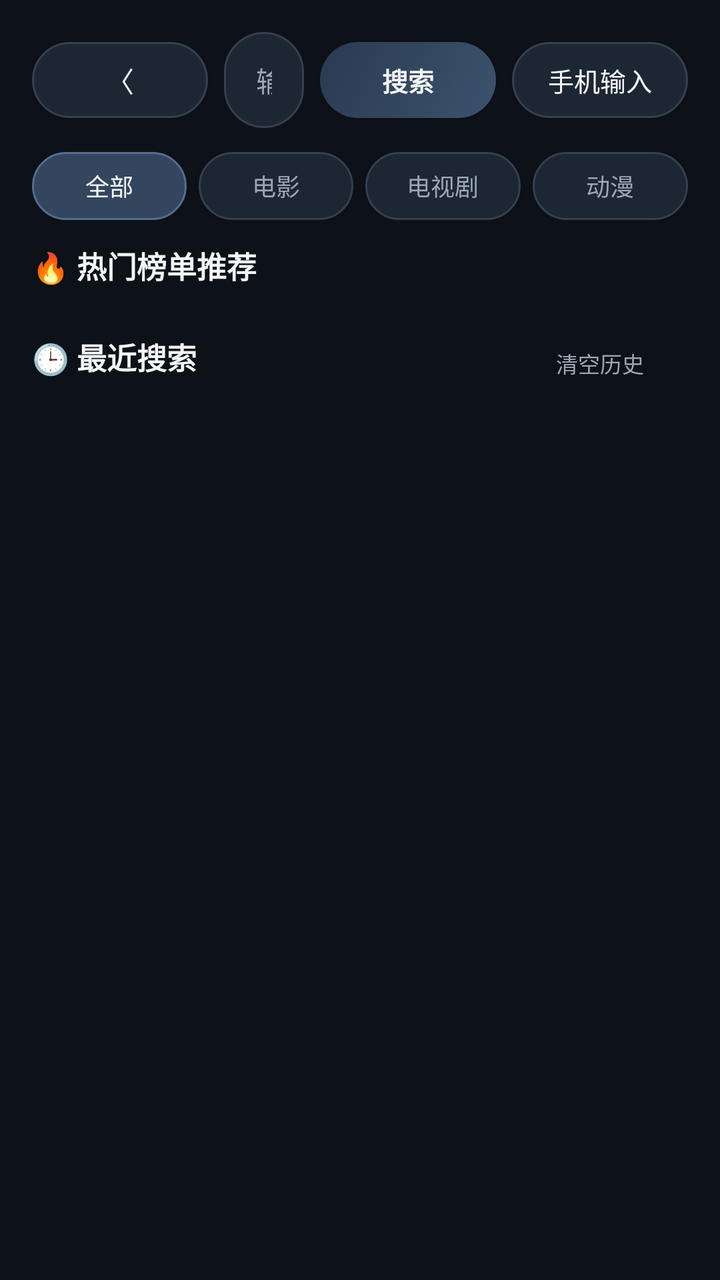
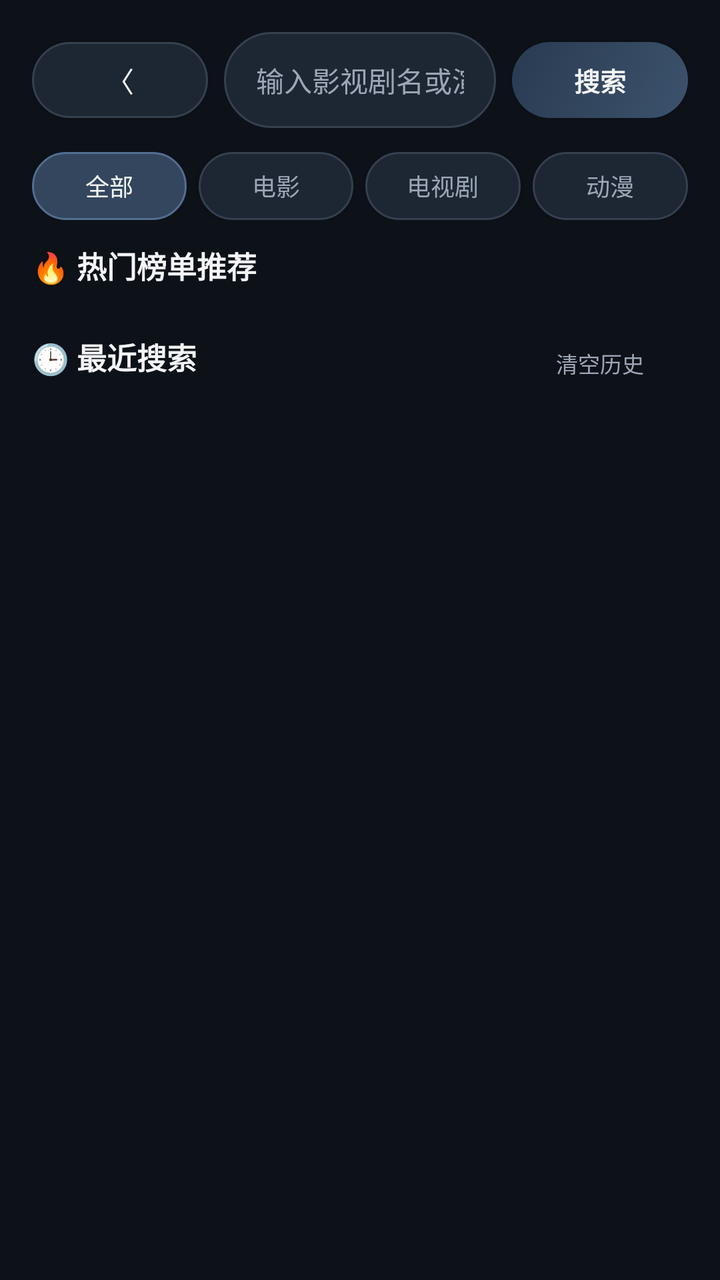

An Android layout rendered at two revisions. The XML below is the earlier revision; the diff shows what the commit changed to produce the second picture.
<!-- AndroidManifest.xml: application theme Theme.HMVideo -->
<!-- res/layout/activity_search.xml -->
<?xml version="1.0" encoding="utf-8"?>
<LinearLayout xmlns:android="http://schemas.android.com/apk/res/android"
    android:layout_width="match_parent"
    android:layout_height="match_parent"
    android:orientation="vertical"
    android:background="@color/bg_main"
    android:padding="16dp">

    
    <LinearLayout
        android:layout_width="match_parent"
        android:layout_height="48dp"
        android:orientation="horizontal"
        android:gravity="center_vertical">

        <Button
            android:id="@+id/search_btn_back"
            android:layout_width="wrap_content"
            android:layout_height="38dp"
            android:background="@drawable/bg_pill"
            android:text="〈"
            android:textColor="@color/text_white"
            android:textSize="14sp"
            android:paddingStart="12dp"
            android:paddingEnd="12dp" />

        <EditText
            android:id="@+id/search_edit_text"
            android:layout_width="0dp"
            android:layout_height="match_parent"
            android:layout_weight="1"
            android:layout_marginStart="8dp"
            android:layout_marginEnd="8dp"
            android:background="@drawable/bg_search_box"
            android:hint="输入影视剧名或演员关键字…"
            android:textColorHint="@color/text_muted"
            android:textColor="@color/text_white"
            android:textSize="14sp"
            android:paddingStart="16dp"
            android:paddingEnd="16dp"
            android:singleLine="true" />

        <Button
            android:id="@+id/search_btn_submit"
            android:layout_width="wrap_content"
            android:layout_height="38dp"
            android:background="@drawable/bg_gradient_button"
            android:text="搜索"
            android:textColor="@color/text_white"
            android:textStyle="bold"
            android:textSize="13sp"
            android:paddingStart="16dp"
            android:paddingEnd="16dp" />

        <Button
            android:id="@+id/search_btn_phone_input"
            android:layout_width="wrap_content"
            android:layout_height="38dp"
            android:layout_marginStart="8dp"
            android:background="@drawable/bg_pill"
            android:text="手机输入"
            android:textColor="@color/text_white"
            android:textSize="13sp"
            android:paddingStart="16dp"
            android:paddingEnd="16dp" />
    </LinearLayout>

    
    <LinearLayout
        android:layout_width="match_parent"
        android:layout_height="wrap_content"
        android:orientation="horizontal"
        android:layout_marginTop="12dp"
        android:layout_marginBottom="12dp">

        <Button
            android:id="@+id/search_tab_all"
            android:layout_width="0dp"
            android:layout_height="34dp"
            android:layout_weight="1"
            android:background="@drawable/bg_pill_active"
            android:text="全部"
            android:textColor="@color/text_white"
            android:textSize="12sp" />

        <Button
            android:id="@+id/search_tab_movie"
            android:layout_width="0dp"
            android:layout_height="34dp"
            android:layout_weight="1"
            android:layout_marginStart="6dp"
            android:background="@drawable/bg_pill"
            android:text="电影"
            android:textColor="@color/text_muted"
            android:textSize="12sp" />

        <Button
            android:id="@+id/search_tab_tv"
            android:layout_width="0dp"
            android:layout_height="34dp"
            android:layout_weight="1"
            android:layout_marginStart="6dp"
            android:background="@drawable/bg_pill"
            android:text="电视剧"
            android:textColor="@color/text_muted"
            android:textSize="12sp" />

        <Button
            android:id="@+id/search_tab_anime"
            android:layout_width="0dp"
            android:layout_height="34dp"
            android:layout_weight="1"
            android:layout_marginStart="6dp"
            android:background="@drawable/bg_pill"
            android:text="动漫"
            android:textColor="@color/text_muted"
            android:textSize="12sp" />
    </LinearLayout>

    
    <ScrollView
        android:layout_width="match_parent"
        android:layout_height="0dp"
        android:layout_weight="1">

        <LinearLayout
            android:layout_width="match_parent"
            android:layout_height="wrap_content"
            android:orientation="vertical">

            
            <LinearLayout
                android:id="@+id/search_discovery_layout"
                android:layout_width="match_parent"
                android:layout_height="wrap_content"
                android:orientation="vertical">

                <TextView
                    android:layout_width="wrap_content"
                    android:layout_height="wrap_content"
                    android:text="🔥 热门榜单推荐"
                    android:textColor="@color/text_white"
                    android:textSize="15sp"
                    android:textStyle="bold"
                    android:layout_marginBottom="8dp" />

                <LinearLayout
                    android:id="@+id/search_hot_tags_container"
                    android:layout_width="match_parent"
                    android:layout_height="wrap_content"
                    android:orientation="vertical"
                    android:layout_marginBottom="16dp" />

                <RelativeLayout
                    android:layout_width="match_parent"
                    android:layout_height="wrap_content"
                    android:layout_marginBottom="8dp">

                    <TextView
                        android:layout_width="wrap_content"
                        android:layout_height="wrap_content"
                        android:text="🕒 最近搜索"
                        android:textColor="@color/text_white"
                        android:textSize="15sp"
                        android:textStyle="bold" />

                    <Button
                        android:id="@+id/search_btn_clear_hist"
                        android:layout_width="wrap_content"
                        android:layout_height="28dp"
                        android:layout_alignParentEnd="true"
                        android:background="@null"
                        android:text="清空历史"
                        android:textColor="@color/text_muted"
                        android:textSize="11sp" />
                </RelativeLayout>

                <LinearLayout
                    android:id="@+id/search_hist_tags_container"
                    android:layout_width="match_parent"
                    android:layout_height="wrap_content"
                    android:orientation="vertical" />
            </LinearLayout>

            
            <LinearLayout
                android:id="@+id/search_results_container"
                android:layout_width="match_parent"
                android:layout_height="wrap_content"
                android:orientation="vertical"
                android:visibility="gone" />
        </LinearLayout>
    </ScrollView>
</LinearLayout>
<!-- resources referenced by this layout -->
<resources>
  <color name="bg_main">#0d1118</color>
  <color name="text_muted">#9ca6b5</color>
  <color name="text_white">#f4f5f7</color>
  <!-- drawable bg_gradient_button (drawable) -->
  <?xml version="1.0" encoding="utf-8"?>
  <selector xmlns:android="http://schemas.android.com/apk/res/android">
      
      <item android:state_focused="true">
          <shape android:shape="rectangle">
              <gradient
                  android:angle="135"
                  android:startColor="#526e91"
                  android:endColor="#33465e"
                  android:type="linear" />
              <stroke android:width="2.5dp" android:color="#ffffff" />
              <corners android:radius="24dp" />
          </shape>
      </item>
      <item android:state_pressed="true">
          <shape android:shape="rectangle">
              <gradient
                  android:angle="135"
                  android:startColor="#33465e"
                  android:endColor="#263346"
                  android:type="linear" />
              <corners android:radius="24dp" />
          </shape>
      </item>
      <item>
          <shape android:shape="rectangle">
              <gradient
                  android:angle="135"
                  android:startColor="#3c526c"
                  android:endColor="#293b51"
                  android:type="linear" />
              <corners android:radius="24dp" />
          </shape>
      </item>
  </selector>
  <!-- drawable bg_pill (drawable) -->
  <?xml version="1.0" encoding="utf-8"?>
  <selector xmlns:android="http://schemas.android.com/apk/res/android">
      
      <item android:state_focused="true">
          <shape android:shape="rectangle">
              <solid android:color="#263346" />
              <stroke android:width="2dp" android:color="@color/accent_cyan" />
              <corners android:radius="999dp" />
          </shape>
      </item>
      <item android:state_pressed="true">
          <shape android:shape="rectangle">
              <solid android:color="#222d3b" />
              <stroke android:width="1.5dp" android:color="@color/accent_cyan" />
              <corners android:radius="999dp" />
          </shape>
      </item>
      <item>
          <shape android:shape="rectangle">
              <solid android:color="@color/bg_panel" />
              <stroke android:width="1dp" android:color="@color/border_subtle" />
              <corners android:radius="999dp" />
          </shape>
      </item>
  </selector>
  <!-- drawable bg_pill_active (drawable) -->
  <?xml version="1.0" encoding="utf-8"?>
  <selector xmlns:android="http://schemas.android.com/apk/res/android">
      <item android:state_focused="true"><shape><solid android:color="#33465e"/><stroke android:width="2dp" android:color="#eaf1ff"/><corners android:radius="18dp"/></shape></item>
      <item><shape><solid android:color="#33465e"/><stroke android:width="1dp" android:color="#526e91"/><corners android:radius="18dp"/></shape></item>
  </selector>
  <!-- drawable bg_search_box (drawable) -->
  <?xml version="1.0" encoding="utf-8"?>
  <shape xmlns:android="http://schemas.android.com/apk/res/android"
      android:shape="rectangle">
      <solid android:color="@color/bg_panel" />
      <stroke android:width="1dp" android:color="@color/border_subtle" />
      <corners android:radius="24dp" />
  </shape>
  <style name="Theme.HMVideo" parent="@android:style/Theme.Holo.NoActionBar">
          <item name="android:windowBackground">@color/bg_main</item>
          <item name="android:textColorPrimary">@color/text_white</item>
          <item name="android:textColorSecondary">@color/text_muted</item>
      </style>
  <color name="accent_cyan">#b6c9e2</color>
  <color name="bg_panel">#1d2734</color>
  <color name="border_subtle">#35404f</color>
</resources>

<!-- the commit's change to res/layout/activity_search.xml (unified diff, before → after) -->
@@ -52,17 +52,6 @@
             android:paddingStart="16dp"
             android:paddingEnd="16dp" />
 
-        <Button
-            android:id="@+id/search_btn_phone_input"
-            android:layout_width="wrap_content"
-            android:layout_height="38dp"
-            android:layout_marginStart="8dp"
-            android:background="@drawable/bg_pill"
-            android:text="手机输入"
-            android:textColor="@color/text_white"
-            android:textSize="13sp"
-            android:paddingStart="16dp"
-            android:paddingEnd="16dp" />
     </LinearLayout>
 
     
